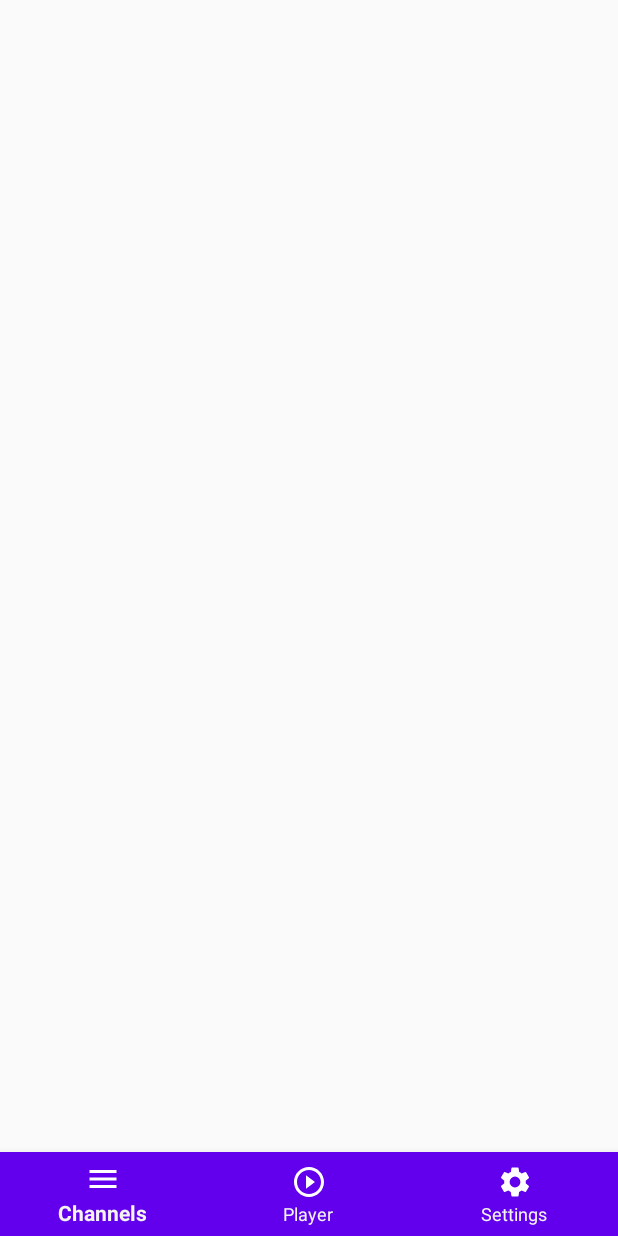
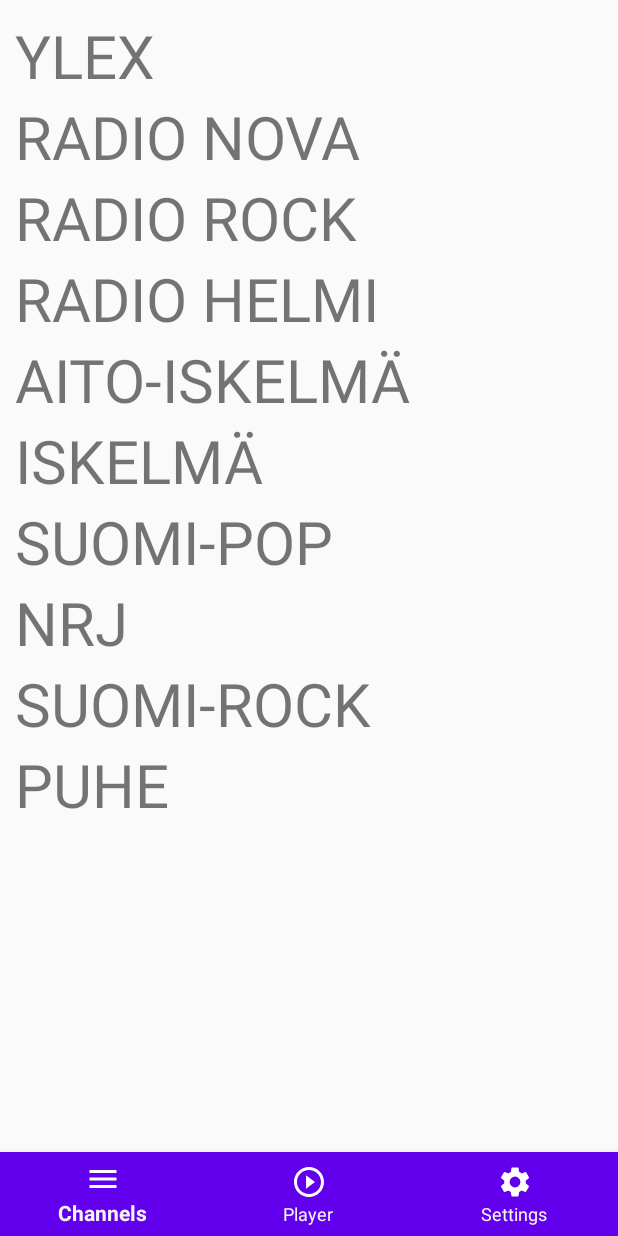
Before and after one commit to illale/AnRad, an Android app: the fragment ChannelFragment placed in its activity, on a phone screen of 412 x 824 dp. Run offline under Robolectric (Android 15) with nearby library versions, the phone set to English and light mode, and no system bars.

Commit message:
The channel fragment works now. You can browse all the available channels and change currntly playing one.

```diff
--- a/app/src/main/java/com/example/androidradio/ChannelFragment.java
+++ b/app/src/main/java/com/example/androidradio/ChannelFragment.java
@@ -20,7 +20,6 @@ public class ChannelFragment extends Fragment {
     private RecyclerView.LayoutManager manager;
 
     public ChannelFragment() {
-
     }
 
     public static ChannelFragment newInstance() {
@@ -44,8 +43,9 @@ public class ChannelFragment extends Fragment {
         FragmentActivity ct = getActivity();
         channels = getResources().getStringArray(R.array.channel_names);
         recyclerView = (RecyclerView)view.findViewById(R.id.recycler);
-        recyclerView.setHasFixedSize(true);
+        //recyclerView.setHasFixedSize(true);
         manager = new LinearLayoutManager(ct);
+        recyclerView.setLayoutManager(manager);
         adapter = new MyAdapter(channels);
         recyclerView.setAdapter(adapter);
 
--- a/app/src/main/java/com/example/androidradio/MyAdapter.java
+++ b/app/src/main/java/com/example/androidradio/MyAdapter.java
@@ -1,6 +1,9 @@
 package com.example.androidradio;
 
+import android.view.LayoutInflater;
+import android.view.View;
 import android.view.ViewGroup;
+import android.widget.Button;
 import android.widget.TextView;
 
 import androidx.recyclerview.widget.RecyclerView;
@@ -10,13 +13,38 @@ public class MyAdapter extends RecyclerView.Adapter<MyAdapter.MyViewHolder> {
 
     public static class MyViewHolder extends RecyclerView.ViewHolder {
         public TextView textView;
-        public MyViewHolder(TextView tv) {
+        public MyViewHolder(View tv) {
             super(tv);
-            textView = tv;
+            /*
+            tv.setOnClickListener(new View.OnClickListener() {
+               @Override
+               public void onClick(View v) {
+                   System.out.println("Adapter" + getAdapterPosition() + " clicked.");
+               }
+            });*/
+
+            textView = (TextView) tv.findViewById(R.id.textView);
         }
     }
 
-    public MyAdapter.MyViewHolder onCreateViewHolder(ViewGroup parent, int viewType) {
-        TextView = null;
+    public MyAdapter(String[] list) {
+        data = list;
     }
+
+    @Override
+    public MyViewHolder onCreateViewHolder(ViewGroup parent, int viewType) {
+        System.out.println(data.length);
+        View v = LayoutInflater.from(parent.getContext()).inflate(R.layout.my_text_view, parent, false);
+        MyViewHolder vh = new MyViewHolder(v);
+        return vh;
+    }
+
+    public void onBindViewHolder(MyViewHolder holder, int position) {
+        holder.textView.setText(data[position]);
+    }
+
+    public int getItemCount() {
+        return data.length;
+    }
+
 }
--- a/app/src/main/res/layout/fragment_channels.xml
+++ b/app/src/main/res/layout/fragment_channels.xml
@@ -11,5 +11,9 @@
         android:layout_width="match_parent"
         android:layout_height="match_parent"
         android:scrollbars="vertical"
-        android:id="@+id/recycler"/>
+        android:id="@+id/recycler"
+        android:layout_marginBottom="50dp"
+        android:layout_marginTop="10dp"
+        android:layout_marginLeft="10dp"
+        android:layout_marginRight="10dp"/>
 </RelativeLayout>
--- a/app/src/main/res/layout/fragment_player.xml
+++ b/app/src/main/res/layout/fragment_player.xml
@@ -1,7 +1,8 @@
 <?xml version="1.0" encoding="utf-8"?>
 <androidx.constraintlayout.widget.ConstraintLayout
     xmlns:app="http://schemas.android.com/apk/res-auto"
-    xmlns:android="http://schemas.android.com/apk/res/android" android:layout_width="match_parent"
+    xmlns:android="http://schemas.android.com/apk/res/android"
+    android:layout_width="match_parent"
     android:layout_height="match_parent">
 
     <ImageView
--- /dev/null
+++ b/app/src/main/res/layout/my_text_view.xml
@@ -0,0 +1,16 @@
+<?xml version="1.0" encoding="utf-8"?>
+<LinearLayout
+    xmlns:android="http://schemas.android.com/apk/res/android"
+    android:layout_width="match_parent"
+    android:layout_height="wrap_content">
+
+
+    <TextView
+        android:id="@+id/textView"
+        android:layout_width="match_parent"
+        android:layout_height="wrap_content"
+        android:onClick="setUri"
+        android:layout_gravity="center"
+        android:text="TextView"
+        android:textSize="40dp"/>
+</LinearLayout>
--- a/app/src/main/res/values/strings.xml
+++ b/app/src/main/res/values/strings.xml
@@ -10,7 +10,7 @@
         <item>RADIO NOVA</item>
         <item>RADIO ROCK</item>
         <item>RADIO HELMI</item>
-        <item>AITO ISKELMÄ</item>
+        <item>AITO-ISKELMÄ</item>
         <item>ISKELMÄ</item>
         <item>SUOMI-POP</item>
         <item>NRJ</item>
--- a/build.gradle
+++ b/build.gradle
@@ -8,7 +8,7 @@ buildscript {
 
     }
     dependencies {
-        classpath 'com.android.tools.build:gradle:3.6.1'
+        classpath 'com.android.tools.build:gradle:4.0.0'
 
 
         // NOTE: Do not place your application dependencies here; they belong
```
Also changed, not shown: app/src/main/java/com/example/androidradio/MainActivity.java (+30 -1 lines), app/src/main/java/com/example/androidradio/PlayerFragment.java (+0 -8 lines), gradle/wrapper/gradle-wrapper.properties.
